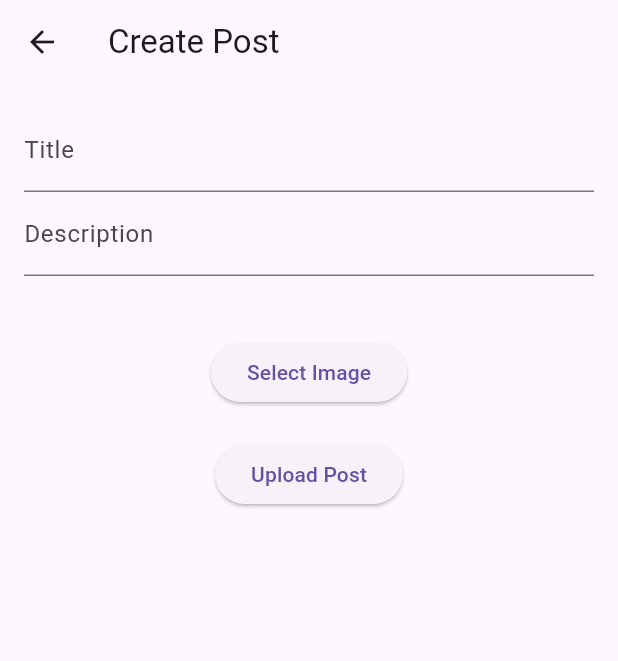
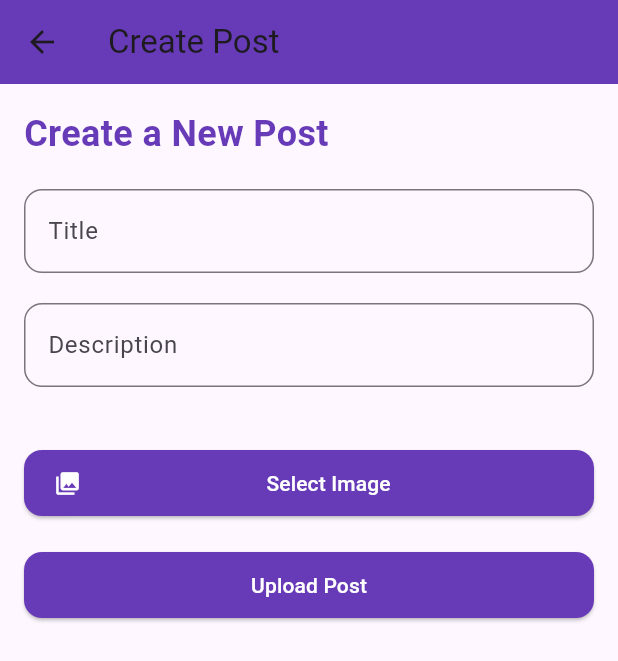
Before and after one commit to SaiKyawZinHtoo/supabase_imagetest, a Flutter app: the CreatePostPage screen opened directly, on a phone screen of 412 x 824 dp. Shown: the top 661 px of the screen. Run offline on Flutter 3.47's test engine with Material 3 defaults, Android fonts, the phone set to English and light mode, and no system bars; our stand-ins replace image_picker, supabase_flutter; accounts and stored records are empty.

Commit message:
Enhance Create Post UI with improved styling and layout

```diff
--- a/lib/pages/image_page.dart
+++ b/lib/pages/image_page.dart
@@ -82,34 +82,78 @@ class _CreatePostPageState extends State<CreatePostPage> {
     return Scaffold(
       appBar: AppBar(
         title: Text('Create Post'),
+        backgroundColor: Colors.deepPurple,
       ),
       body: Padding(
         padding: const EdgeInsets.all(16.0),
         child: Column(
+          crossAxisAlignment: CrossAxisAlignment.start,
           children: [
+            Text(
+              'Create a New Post',
+              style: TextStyle(
+                  fontSize: 24,
+                  fontWeight: FontWeight.bold,
+                  color: Colors.deepPurple),
+            ),
+            SizedBox(height: 20),
             TextField(
               controller: titleController,
-              decoration: InputDecoration(labelText: 'Title'),
+              decoration: InputDecoration(
+                hintText: 'Enter post title',
+                labelText: 'Title',
+                border:
+                    OutlineInputBorder(borderRadius: BorderRadius.circular(12)),
+                focusedBorder: OutlineInputBorder(
+                  borderRadius: BorderRadius.circular(12),
+                  borderSide: BorderSide(color: Colors.deepPurple),
+                ),
+              ),
             ),
+            SizedBox(height: 20),
             TextField(
               controller: descriptionController,
-              decoration: InputDecoration(labelText: 'Description'),
+              decoration: InputDecoration(
+                hintText: 'Enter post description',
+                labelText: 'Description',
+                border:
+                    OutlineInputBorder(borderRadius: BorderRadius.circular(12)),
+                focusedBorder: OutlineInputBorder(
+                  borderRadius: BorderRadius.circular(12),
+                  borderSide: BorderSide(color: Colors.deepPurple),
+                ),
+              ),
             ),
-            const SizedBox(height: 20),
+            SizedBox(height: 20),
             if (selectedImage != null)
-              Image.file(
-                File(selectedImage!.path),
-                height: 200,
-                width: 200,
+              Center(
+                child: ClipRRect(
+                  borderRadius: BorderRadius.circular(12),
+                  child: Image.file(
+                    File(selectedImage!.path),
+                    height: 200,
+                    width: 200,
+                    fit: BoxFit.cover,
+                  ),
+                ),
               ),
-            const SizedBox(height: 20),
-            ElevatedButton(
+            SizedBox(height: 20),
+            ElevatedButton.icon(
               onPressed: pickImage,
-              child: const Text('Select Image'),
+              icon: Icon(Icons.photo_library, color: Colors.white),
+              label: Center(
+                  child: Text('Select Image',
+                      style: TextStyle(color: Colors.white))),
+              style: ElevatedButton.styleFrom(
+                backgroundColor: Colors.deepPurple,
+                padding: EdgeInsets.symmetric(vertical: 12, horizontal: 20),
+                shape: RoundedRectangleBorder(
+                    borderRadius: BorderRadius.circular(12)),
+              ),
             ),
-            const SizedBox(height: 20),
+            SizedBox(height: 20),
             isLoading
-                ? CircularProgressIndicator()
+                ? Center(child: CircularProgressIndicator())
                 : ElevatedButton(
                     onPressed: () async {
                       if (selectedImage != null) {
@@ -117,7 +161,6 @@ class _CreatePostPageState extends State<CreatePostPage> {
                           isLoading = true;
                         });
                         try {
-                          debugPrint('Uploading post...');
                           await uploadPost(
                             titleController.text,
                             descriptionController.text,
@@ -135,7 +178,17 @@ class _CreatePostPageState extends State<CreatePostPage> {
                         _showSnackBar('Please select an image');
                       }
                     },
-                    child: const Text('Upload Post'),
+                    style: ElevatedButton.styleFrom(
+                      backgroundColor: Colors.deepPurple,
+                      padding:
+                          EdgeInsets.symmetric(vertical: 12, horizontal: 20),
+                      shape: RoundedRectangleBorder(
+                          borderRadius: BorderRadius.circular(12)),
+                    ),
+                    child: Center(
+                      child: Text('Upload Post',
+                          style: TextStyle(color: Colors.white)),
+                    ),
                   ),
           ],
         ),
```
